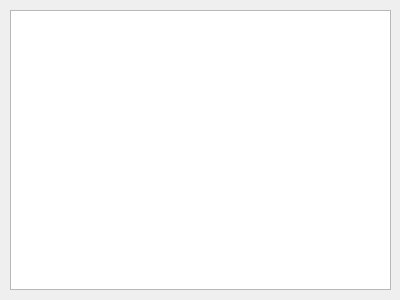
plainoldprogrammer/pos, file ticketstablewindow.ui: the form before one commit.
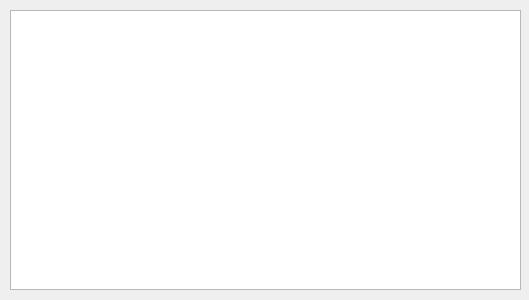
The form after the commit.

Commit message: resizing automatically the columns in the tickets table

Patch:
```diff
--- a/ticketstablewindow.ui
+++ b/ticketstablewindow.ui
@@ -6,7 +6,7 @@
    <rect>
     <x>0</x>
     <y>0</y>
-    <width>400</width>
+    <width>529</width>
     <height>300</height>
    </rect>
   </property>
@@ -37,7 +37,7 @@
     <rect>
      <x>10</x>
      <y>10</y>
-     <width>381</width>
+     <width>511</width>
      <height>280</height>
     </rect>
    </property>
```
The commit also changes 1 other file.
